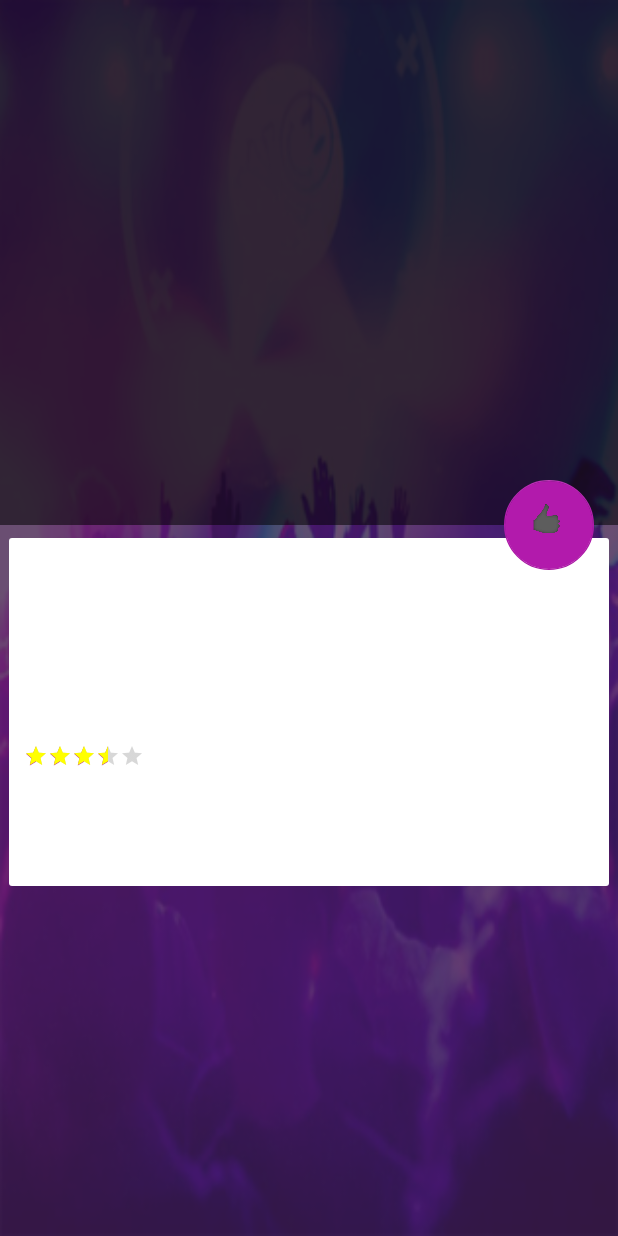
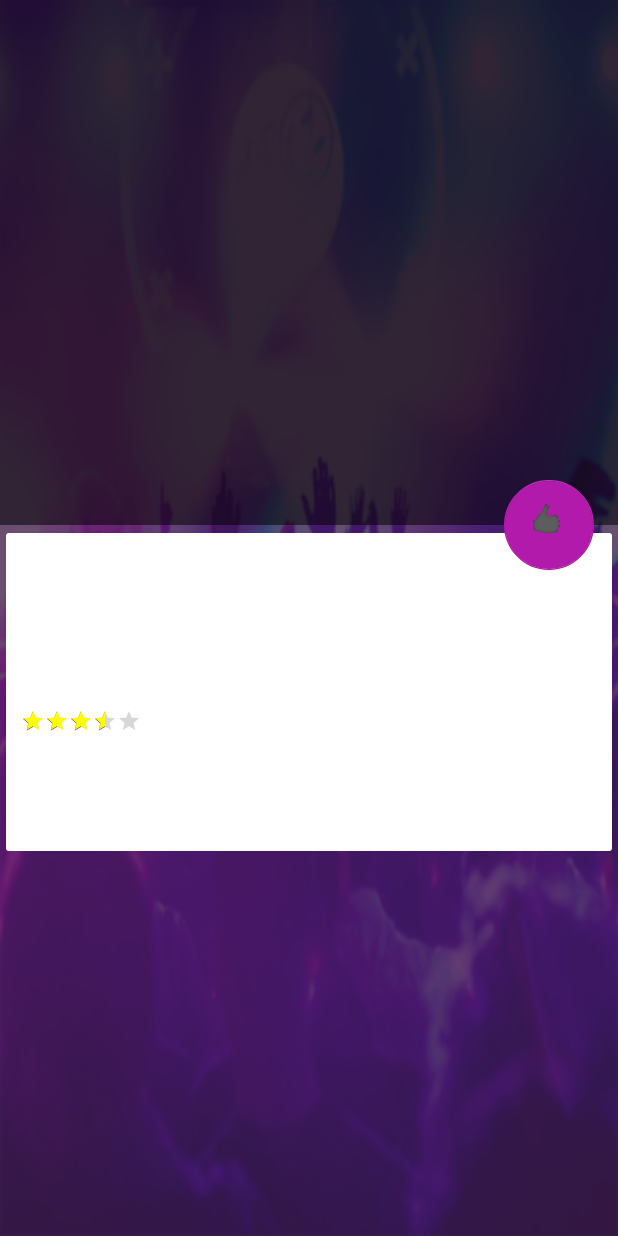
Before and after one commit to Billoxinogen18/-WanLiveNew, an Android app: the DetailsActivity screen opened directly, with no data from a screen before it, on a phone screen of 412 x 824 dp. Run offline under Robolectric (Android 15) with nearby library versions, the phone set to English and light mode, and no system bars; our stand-ins replace Firebase (no records; nobody signed in at launch, a user with empty details on screens opened directly), Volley; libraries missing offline, so code that uses them is left out: com.sendbird.android; 3 statements that could not run were skipped.

Commit message:
WanLive beta
Signed-off-by: Bill Israel <bisrael88@gmail.com>

```diff
--- a/app/src/main/java/com/ogalo/partympakache/wanlive/DetailsActivity.java
+++ b/app/src/main/java/com/ogalo/partympakache/wanlive/DetailsActivity.java
@@ -13,7 +13,7 @@ import android.view.View;
 import android.view.WindowManager;
 import android.widget.RatingBar;
 import android.widget.TextView;
-import android.widget.Toast;
+
 
 import com.android.volley.toolbox.ImageLoader;
 import com.google.android.gms.tasks.OnCompleteListener;
@@ -151,7 +151,7 @@ floaty.setOnClickListener(new View.OnClickListener() {
                 .setResponseObserver(new WanImageView.ResponseObserver() {
                     @Override
                     public void onError() {
-                        Toast.makeText(DetailsActivity.this, "Check your connection", Toast.LENGTH_SHORT).show();
+//                        Toast.makeText(DetailsActivity.this, "Check your connection", Toast.LENGTH_SHORT).show();
                     }
 
                     @Override
--- a/app/src/main/java/com/ogalo/partympakache/wanlive/LoginSignUp.java
+++ b/app/src/main/java/com/ogalo/partympakache/wanlive/LoginSignUp.java
@@ -386,7 +386,7 @@ public class LoginSignUp extends AppCompatActivity {
                     FirebaseUser current_user = FirebaseAuth.getInstance().getCurrentUser();
                     String uid = current_user.getUid();
 
-                    String ud=uid+email+password;
+                    String ud=uid+password;
                     String userd = ud.replaceAll("\\s", "");
                     PreferenceUtils.setUserId(userd);
                     PreferenceUtils.setNickname(email);
--- a/app/src/main/java/com/ogalo/partympakache/wanlive/MainFeed.java
+++ b/app/src/main/java/com/ogalo/partympakache/wanlive/MainFeed.java
@@ -119,7 +119,7 @@ public class MainFeed extends AppCompatActivity  {
                 Boolean ischeckeds=butchecked.isChecked();
                 ischecked=ischeckeds.toString();
 
-                Toast.makeText(MainFeed.this, ischecked, Toast.LENGTH_SHORT).show();
+//                Toast.makeText(MainFeed.this, ischecked, Toast.LENGTH_SHORT).show();
                 String status = ((TextView) view.findViewById(R.id.statuses)).getText().toString();
 
 
--- a/app/src/main/java/com/ogalo/partympakache/wanlive/groupchannel/UserListAdapter.java
+++ b/app/src/main/java/com/ogalo/partympakache/wanlive/groupchannel/UserListAdapter.java
@@ -88,6 +88,7 @@ public class UserListAdapter extends RecyclerView.Adapter<RecyclerView.ViewHolde
 
         private void bind(final Context context, final UserHolder holder, final User user) {
             nameText.setText(user.getNickname());
+
             ImageUtils.displayRoundImageFromUrl(context, user.getProfileUrl(), profileImage);
 
             if (mIsGroupChannel) {
--- a/app/src/main/res/layout/activity_details.xml
+++ b/app/src/main/res/layout/activity_details.xml
@@ -23,16 +23,16 @@
         <android.support.design.widget.CollapsingToolbarLayout
             android:id="@+id/collapsing_toolbar"
             android:layout_width="match_parent"
-            android:layout_height="350dp"
+            android:layout_height="wrap_content"
             android:background="@color/transpar"
             app:layout_scrollFlags="scroll|exitUntilCollapsed"
-            app:contentScrim="?attr/colorPrimary"
-            app:expandedTitleTextAppearance="@android:color/transparent"
+            app:contentScrim="@color/black_overla"
+            app:expandedTitleTextAppearance="@color/transpar"
             android:fitsSystemWindows="true">
 
             <RelativeLayout
                 android:layout_width="wrap_content"
-                android:layout_height="wrap_content">
+                android:layout_height="match_parent">
             <com.ogalo.partympakache.wanlive.WanImageView
                 android:id="@+id/header_image"
                 android:layout_width="match_parent"
@@ -85,7 +85,8 @@
             android:layout_width="match_parent"
             android:layout_height="wrap_content"
             android:layout_marginBottom="16dp"
-            card_view:cardElevation="5dp"
+
+            card_view:cardElevation="3dp"
             card_view:cardUseCompatPadding="true">
 
             <LinearLayout
@@ -125,7 +126,7 @@
                     android:layout_marginBottom="12dp"
                     android:layout_marginLeft="10dp"
                     android:numStars="5"
-                    android:paddingTop="40dp"
+                    android:paddingTop="20dp"
 
                     android:isIndicator="true"
                     android:rating="3.4"
--- a/app/src/main/res/values/colors.xml
+++ b/app/src/main/res/values/colors.xml
@@ -30,8 +30,8 @@
     <color name="facebook">#3b5998</color>
     <color name="twitter">#55ACEE</color>
     <color name="linkedin">#287bbc</color>
-    <color name="colorPrimary">#B21AAC</color>
-    <color name="colorPrimaryDark">#B21AAC</color>
+    <color name="colorPrimary">#ff400080</color>
+    <color name="colorPrimaryDark">#ff400080</color>
     <color name="colorPrimaryTest">#11B21AAC</color>
     <color name="colorAccent">#B21AAC</color>
     <color name="colorPrimaryLight">#ffd532</color>
@@ -43,6 +43,7 @@
     <color name="transpar">#00000000</color>
     <color name="black_over">#94000000</color>
     <color name="black_overla">#88000000</color>
+    <color name="black_overa">#93000000</color>
     <color name="white_overla">#99CCCCCC</color>
     <color name="blacko">#ff000000</color>
     <color name="colorBlack">#000000</color>
```
Also changed, not shown: app/src/main/java/com/ogalo/partympakache/wanlive/groupchannel/SelectableUserListAdapter.java (+17 -0 lines), app/src/main/res/layout/list_item_selectable_user.xml (+11 -0 lines), app/src/main/res/drawable/offline.png (added), app/src/main/res/drawable/online.png (added).
